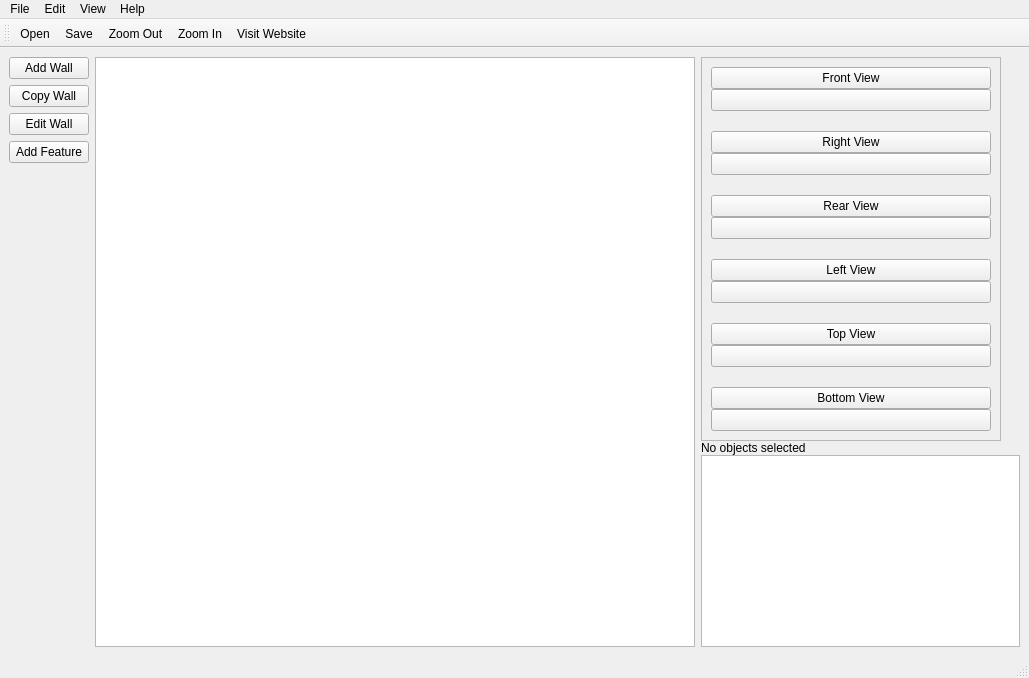
penguintutor/lc-building, file mainwindow.ui: the form before one commit.
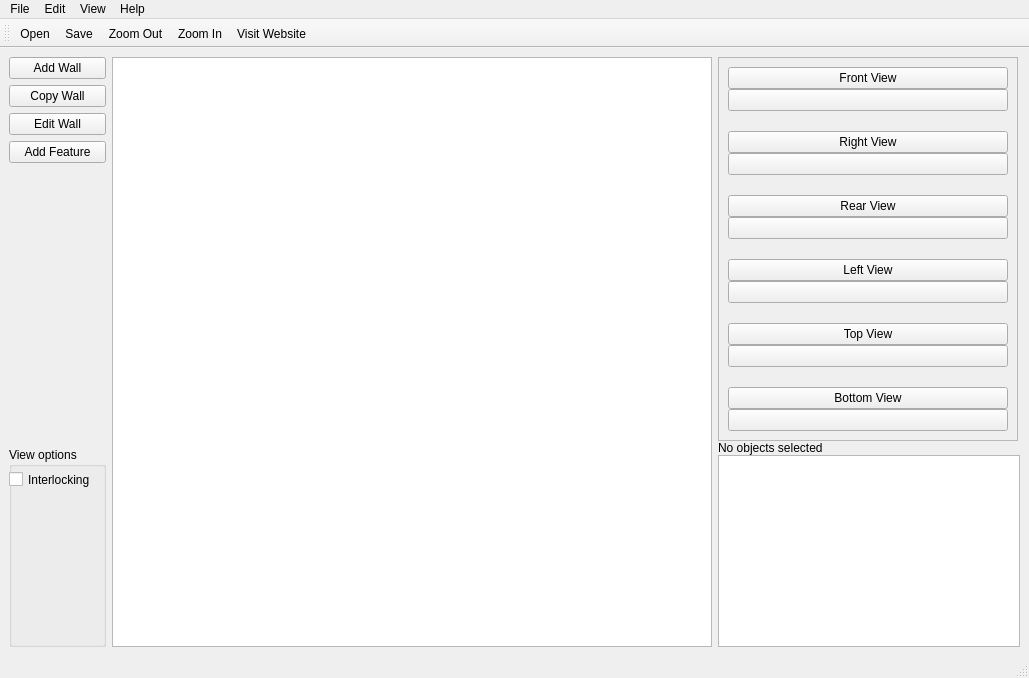
The form after the commit. Icons and pictures are not drawn.

The edit to the form file:
```diff
--- a/mainwindow.ui
+++ b/mainwindow.ui
@@ -63,6 +63,32 @@
           </property>
          </spacer>
         </item>
+        <item>
+         <widget class="QGroupBox" name="groupBox">
+          <property name="minimumSize">
+           <size>
+            <width>0</width>
+            <height>200</height>
+           </size>
+          </property>
+          <property name="title">
+           <string>View options</string>
+          </property>
+          <widget class="QCheckBox" name="interlockCheckBox">
+           <property name="geometry">
+            <rect>
+             <x>0</x>
+             <y>20</y>
+             <width>111</width>
+             <height>25</height>
+            </rect>
+           </property>
+           <property name="text">
+            <string>Interlocking</string>
+           </property>
+          </widget>
+         </widget>
+        </item>
        </layout>
       </item>
       <item>
```
